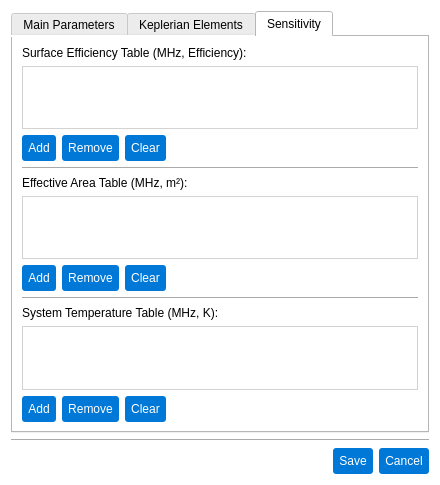
Above: pastrocore/gui_pyside/dialog_editor_space_telescope.ui from Torward1024/pAstroCORE before the change. Below: the same form after it.
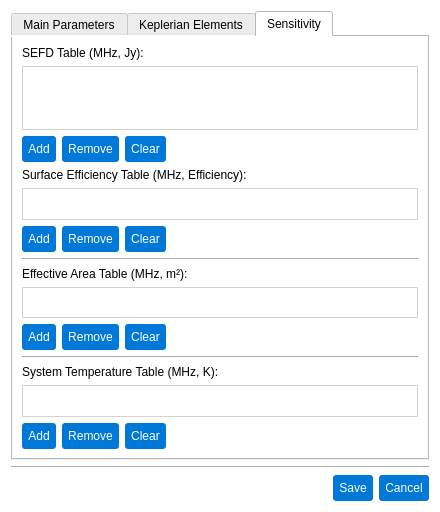
That is the form after the change. The open tabs and pages were chosen to show the change. Icons and pictures are not drawn.

Patch:
```diff
--- a/pastrocore/gui_pyside/dialog_editor_space_telescope.ui
+++ b/pastrocore/gui_pyside/dialog_editor_space_telescope.ui
@@ -10,7 +10,7 @@
     <x>0</x>
     <y>0</y>
     <width>440</width>
-    <height>485</height>
+    <height>512</height>
    </rect>
   </property>
   <property name="sizePolicy">
@@ -22,13 +22,13 @@
   <property name="minimumSize">
    <size>
     <width>440</width>
-    <height>485</height>
+    <height>500</height>
    </size>
   </property>
   <property name="maximumSize">
    <size>
     <width>440</width>
-    <height>485</height>
+    <height>512</height>
    </size>
   </property>
   <property name="windowTitle">
@@ -120,180 +120,6 @@
        <string>Main Parameters</string>
       </attribute>
       <layout class="QGridLayout" name="gridLayout_3">
-       <item row="2" column="0">
-        <widget class="QLabel" name="labelSefdTable">
-         <property name="font">
-          <font>
-           <family>Arial</family>
-           <pointsize>9</pointsize>
-           <bold>false</bold>
-          </font>
-         </property>
-         <property name="text">
-          <string>SEFD Table (MHz, Jy):</string>
-         </property>
-        </widget>
-       </item>
-       <item row="3" column="0">
-        <widget class="QTableView" name="sefdTable">
-         <property name="styleSheet">
-          <string notr="true">/* QTableView and QHeaderView styles for pAstroCORE */
-
-/* Table View */
-QTableView, QTableWidget {
-    background-color: #ffffff;
-    gridline-color: #d3d3d3;
-    color: #333333;
-    font-family: Arial, sans-serif;
-    font-size: 9pt;
-    border: 1px solid #d3d3d3; /* External border for table */
-}
-
-QTableView::item:selected, QTableWidget::item:selected {
-    background-color: #0078d7;
-    color: #ffffff;
-}
-
-QTableView::item:hover, QTableWidget::item:hover {
-    background-color: #1a8cff;
-    color: #ffffff;
-}
-
-/* Header View */
-QHeaderView {
-    background-color: #f9f9f9;
-    border: none; /* No external border to avoid doubling with QTableView */
-    border-bottom: 1px solid #d3d3d3; /* Bottom border to separate from content */
-}
-
-QHeaderView::section {
-    background-color: #f9f9f9;
-    color: #333333;
-    border-bottom: none; /* No bottom border, handled by QHeaderView */
-    border-right: none; /* Avoid doubling with adjacent sections */
-    border-left: none; /* Clean look */
-    border-top: none; /* Clean look */
-    padding: 4px;
-    font-family: Arial, sans-serif;
-    font-size: 9pt;
-}
-
-QHeaderView::section:horizontal {
-    border-right: 1px solid #d3d3d3; /* Separator between columns */
-}
-
-QHeaderView::section:vertical {
-    border-bottom: 1px solid #d3d3d3; /* Separator between rows */
-}
-
-QHeaderView::section:hover {
-    background-color: #1a8cff;
-    color: #ffffff;
-}</string>
-         </property>
-         <property name="editTriggers">
-          <set>QAbstractItemView::EditTrigger::DoubleClicked|QAbstractItemView::EditTrigger::EditKeyPressed</set>
-         </property>
-         <property name="alternatingRowColors">
-          <bool>true</bool>
-         </property>
-         <property name="selectionMode">
-          <enum>QAbstractItemView::SelectionMode::SingleSelection</enum>
-         </property>
-         <property name="selectionBehavior">
-          <enum>QAbstractItemView::SelectionBehavior::SelectRows</enum>
-         </property>
-        </widget>
-       </item>
-       <item row="4" column="0">
-        <layout class="QHBoxLayout" name="sefdButtonLayout">
-         <item>
-          <widget class="QPushButton" name="addSefdButton">
-           <property name="styleSheet">
-            <string notr="true">QPushButton {
-    background-color: #0078d7;
-    color: #ffffff;
-    padding: 6px;
-    border-radius: 3px;
-    border: none;
-}
-QPushButton:hover {
-    background-color: #1a8cff; /* Светлее при наведении */
-}
-QPushButton:pressed {
-    background-color: #005bb5; /* Темнее при нажатии */
-    padding-top: 7px; /* Легкое смещение вниз для эффекта &quot;продавливания&quot; */
-    padding-bottom: 5px;
-}</string>
-           </property>
-           <property name="text">
-            <string>Add</string>
-           </property>
-          </widget>
-         </item>
-         <item>
-          <widget class="QPushButton" name="removeSefdButton">
-           <property name="styleSheet">
-            <string notr="true">QPushButton {
-    background-color: #0078d7;
-    color: #ffffff;
-    padding: 6px;
-    border-radius: 3px;
-    border: none;
-}
-QPushButton:hover {
-    background-color: #1a8cff; /* Светлее при наведении */
-}
-QPushButton:pressed {
-    background-color: #005bb5; /* Темнее при нажатии */
-    padding-top: 7px; /* Легкое смещение вниз для эффекта &quot;продавливания&quot; */
-    padding-bottom: 5px;
-}</string>
-           </property>
-           <property name="text">
-            <string>Remove</string>
-           </property>
-          </widget>
-         </item>
-         <item>
-          <widget class="QPushButton" name="clearSefdButton">
-           <property name="styleSheet">
-            <string notr="true">QPushButton {
-    background-color: #0078d7;
-    color: #ffffff;
-    padding: 6px;
-    border-radius: 3px;
-    border: none;
-}
-QPushButton:hover {
-    background-color: #1a8cff; /* Светлее при наведении */
-}
-QPushButton:pressed {
-    background-color: #005bb5; /* Темнее при нажатии */
-    padding-top: 7px; /* Легкое смещение вниз для эффекта &quot;продавливания&quot; */
-    padding-bottom: 5px;
-}</string>
-           </property>
-           <property name="text">
-            <string>Clear</string>
-           </property>
-          </widget>
-         </item>
-         <item>
-          <spacer name="horizontalSpacerSefd">
-           <property name="orientation">
-            <enum>Qt::Orientation::Horizontal</enum>
-           </property>
-           <property name="sizeHint" stdset="0">
-            <size>
-             <width>40</width>
-             <height>20</height>
-            </size>
-           </property>
-          </spacer>
-         </item>
-        </layout>
-       </item>
        <item row="0" column="0">
         <layout class="QFormLayout" name="formLayout">
          <item row="0" column="0">
@@ -1911,111 +1737,15 @@
       <attribute name="title">
        <string>Sensitivity</string>
       </attribute>
-      <layout class="QGridLayout" name="gridLayout_2">
-       <item row="6" column="0">
-        <layout class="QHBoxLayout" name="effectiveAreaButtonLayout">
-         <item>
-          <widget class="QPushButton" name="addEffectiveAreaButton">
-           <property name="styleSheet">
-            <string notr="true">QPushButton {
-    background-color: #0078d7;
-    color: #ffffff;
-    padding: 6px;
-    border-radius: 3px;
-    border: none;
-}
-QPushButton:hover {
-    background-color: #1a8cff; /* Светлее при наведении */
-}
-QPushButton:pressed {
-    background-color: #005bb5; /* Темнее при нажатии */
-    padding-top: 7px; /* Легкое смещение вниз для эффекта &quot;продавливания&quot; */
-    padding-bottom: 5px;
-}</string>
-           </property>
-           <property name="text">
-            <string>Add</string>
-           </property>
-          </widget>
-         </item>
-         <item>
-          <widget class="QPushButton" name="removeEffectiveAreaButton">
-           <property name="styleSheet">
-            <string notr="true">QPushButton {
-    background-color: #0078d7;
-    color: #ffffff;
-    padding: 6px;
-    border-radius: 3px;
-    border: none;
-}
-QPushButton:hover {
-    background-color: #1a8cff; /* Светлее при наведении */
-}
-QPushButton:pressed {
-    background-color: #005bb5; /* Темнее при нажатии */
-    padding-top: 7px; /* Легкое смещение вниз для эффекта &quot;продавливания&quot; */
-    padding-bottom: 5px;
-}</string>
-           </property>
-           <property name="text">
-            <string>Remove</string>
-           </property>
-          </widget>
-         </item>
-         <item>
-          <widget class="QPushButton" name="clearEffectiveAreaButton">
-           <property name="styleSheet">
-            <string notr="true">QPushButton {
-    background-color: #0078d7;
-    color: #ffffff;
-    padding: 6px;
-    border-radius: 3px;
-    border: none;
-}
-QPushButton:hover {
-    background-color: #1a8cff; /* Светлее при наведении */
-}
-QPushButton:pressed {
-    background-color: #005bb5; /* Темнее при нажатии */
-    padding-top: 7px; /* Легкое смещение вниз для эффекта &quot;продавливания&quot; */
-    padding-bottom: 5px;
-}</string>
-           </property>
-           <property name="text">
-            <string>Clear</string>
-           </property>
-          </widget>
-         </item>
-         <item>
-          <spacer name="horizontalSpacerEffectiveArea">
-           <property name="orientation">
-            <enum>Qt::Orientation::Horizontal</enum>
-           </property>
-           <property name="sizeHint" stdset="0">
-            <size>
-             <width>40</width>
-             <height>20</height>
-            </size>
-           </property>
-          </spacer>
-         </item>
-        </layout>
-       </item>
-       <item row="4" column="0">
-        <widget class="QLabel" name="labelEffectiveAreaTable">
-         <property name="font">
-          <font>
-           <family>Arial</family>
-           <pointsize>9</pointsize>
-           <bold>false</bold>
-          </font>
-         </property>
-         <property name="text">
-          <string>Effective Area Table (MHz, m²):</string>
+      <layout class="QGridLayout" name="gridLayout_6">
+       <item row="11" column="0" colspan="2">
+        <widget class="Line" name="line_4">
+         <property name="orientation">
+          <enum>Qt::Orientation::Horizontal</enum>
          </property>
         </widget>
        </item>
-       <item row="10" column="0">
+       <item row="14" column="0" colspan="2">
         <layout class="QHBoxLayout" name="systemTemperatureButtonLayout">
          <item>
           <widget class="QPushButton" name="addSystemTemperatureButton">
@@ -2104,79 +1834,8 @@
          </item>
         </layout>
        </item>
-       <item row="9" column="0">
-        <widget class="QTableView" name="systemTemperatureTable">
-         <property name="styleSheet">
-          <string notr="true">/* QTableView and QHeaderView styles for pAstroCORE */
-
-/* Table View */
-QTableView, QTableWidget {
-    background-color: #ffffff;
-    gridline-color: #d3d3d3;
-    color: #333333;
-    font-family: Arial, sans-serif;
-    font-size: 9pt;
-    border: 1px solid #d3d3d3; /* External border for table */
-}
-
-QTableView::item:selected, QTableWidget::item:selected {
-    background-color: #0078d7;
-    color: #ffffff;
-}
-
-QTableView::item:hover, QTableWidget::item:hover {
-    background-color: #1a8cff;
-    color: #ffffff;
-}
-
-/* Header View */
-QHeaderView {
-    background-color: #f9f9f9;
-    border: none; /* No external border to avoid doubling with QTableView */
-    border-bottom: 1px solid #d3d3d3; /* Bottom border to separate from content */
-}
-
-QHeaderView::section {
-    background-color: #f9f9f9;
-    color: #333333;
-    border-bottom: none; /* No bottom border, handled by QHeaderView */
-    border-right: none; /* Avoid doubling with adjacent sections */
-    border-left: none; /* Clean look */
-    border-top: none; /* Clean look */
-    padding: 4px;
-    font-family: Arial, sans-serif;
-    font-size: 9pt;
-}
-
-QHeaderView::section:horizontal {
-    border-right: 1px solid #d3d3d3; /* Separator between columns */
-}
-
-QHeaderView::section:vertical {
-    border-bottom: 1px solid #d3d3d3; /* Separator between rows */
-}
-
-QHeaderView::section:hover {
-    background-color: #1a8cff;
-    color: #ffffff;
-}</string>
-         </property>
-         <property name="editTriggers">
-          <set>QAbstractItemView::EditTrigger::DoubleClicked|QAbstractItemView::EditTrigger::EditKeyPressed</set>
-         </property>
-         <property name="alternatingRowColors">
-          <bool>true</bool>
-         </property>
-         <property name="selectionMode">
-          <enum>QAbstractItemView::SelectionMode::SingleSelection</enum>
-         </property>
-         <property name="selectionBehavior">
-          <enum>QAbstractItemView::SelectionBehavior::SelectRows</enum>
-         </property>
-        </widget>
-       </item>
-       <item row="0" column="0">
-        <widget class="QLabel" name="labelSurfaceEfficiencyTable">
+       <item row="0" column="0" colspan="2">
+        <widget class="QLabel" name="labelSefdTable">
          <property name="font">
           <font>
            <family>Arial</family>
@@ -2185,11 +1844,11 @@
           </font>
          </property>
          <property name="text">
-          <string>Surface Efficiency Table (MHz, Efficiency):</string>
+          <string>SEFD Table (MHz, Jy):</string>
          </property>
         </widget>
        </item>
-       <item row="5" column="0">
+       <item row="9" column="0" colspan="2">
         <widget class="QTableView" name="effectiveAreaTable">
          <property name="styleSheet">
           <string notr="true">/* QTableView and QHeaderView styles for pAstroCORE */
@@ -2260,7 +1919,7 @@
          </property>
         </widget>
        </item>
-       <item row="2" column="0">
+       <item row="6" column="0" colspan="2">
         <layout class="QHBoxLayout" name="surfaceEfficiencyButtonLayout">
          <item>
           <widget class="QPushButton" name="addSurfaceEfficiencyButton">
@@ -2349,14 +2008,78 @@
          </item>
         </layout>
        </item>
-       <item row="3" column="0">
-        <widget class="Line" name="line_3">
-         <property name="orientation">
-          <enum>Qt::Orientation::Horizontal</enum>
+       <item row="1" column="0" rowspan="2" colspan="2">
+        <widget class="QTableView" name="sefdTable">
+         <property name="styleSheet">
+          <string notr="true">/* QTableView and QHeaderView styles for pAstroCORE */
+
+/* Table View */
+QTableView, QTableWidget {
+    background-color: #ffffff;
+    gridline-color: #d3d3d3;
+    color: #333333;
+    font-family: Arial, sans-serif;
+    font-size: 9pt;
+    border: 1px solid #d3d3d3; /* External border for table */
+}
+
+QTableView::item:selected, QTableWidget::item:selected {
+    background-color: #0078d7;
+    color: #ffffff;
+}
+
+QTableView::item:hover, QTableWidget::item:hover {
+    background-color: #1a8cff;
+    color: #ffffff;
+}
+
+/* Header View */
+QHeaderView {
+    background-color: #f9f9f9;
+    border: none; /* No external border to avoid doubling with QTableView */
+    border-bottom: 1px solid #d3d3d3; /* Bottom border to separate from content */
+}
+
+QHeaderView::section {
+    background-color: #f9f9f9;
+    color: #333333;
+    border-bottom: none; /* No bottom border, handled by QHeaderView */
+    border-right: none; /* Avoid doubling with adjacent sections */
+    border-left: none; /* Clean look */
+    border-top: none; /* Clean look */
+    padding: 4px;
+    font-family: Arial, sans-serif;
+    font-size: 9pt;
+}
+
+QHeaderView::section:horizontal {
+    border-right: 1px solid #d3d3d3; /* Separator between columns */
+}
+
+QHeaderView::section:vertical {
+    border-bottom: 1px solid #d3d3d3; /* Separator between rows */
+}
+
+QHeaderView::section:hover {
+    background-color: #1a8cff;
+    color: #ffffff;
+}</string>
+         </property>
+         <property name="editTriggers">
+          <set>QAbstractItemView::EditTrigger::DoubleClicked|QAbstractItemView::EditTrigger::EditKeyPressed</set>
+         </property>
+         <property name="alternatingRowColors">
+          <bool>true</bool>
+         </property>
+         <property name="selectionMode">
+          <enum>QAbstractItemView::SelectionMode::SingleSelection</enum>
+         </property>
+         <property name="selectionBehavior">
+          <enum>QAbstractItemView::SelectionBehavior::SelectRows</enum>
          </property>
         </widget>
        </item>
-       <item row="1" column="0">
+       <item row="5" column="0" colspan="2">
         <widget class="QTableView" name="surfaceEfficiencyTable">
          <property name="styleSheet">
           <string notr="true">/* QTableView and QHeaderView styles for pAstroCORE */
@@ -2427,7 +2150,202 @@
          </property>
         </widget>
        </item>
-       <item row="8" column="0">
+       <item row="7" column="0" colspan="2">
+        <widget class="Line" name="line_3">
+         <property name="orientation">
+          <enum>Qt::Orientation::Horizontal</enum>
+         </property>
+        </widget>
+       </item>
+       <item row="4" column="0" colspan="2">
+        <widget class="QLabel" name="labelSurfaceEfficiencyTable">
+         <property name="font">
+          <font>
+           <family>Arial</family>
+           <pointsize>9</pointsize>
+           <bold>false</bold>
+          </font>
+         </property>
+         <property name="text">
+          <string>Surface Efficiency Table (MHz, Efficiency):</string>
+         </property>
+        </widget>
+       </item>
+       <item row="13" column="0" colspan="2">
+        <widget class="QTableView" name="systemTemperatureTable">
+         <property name="styleSheet">
+          <string notr="true">/* QTableView and QHeaderView styles for pAstroCORE */
+
+/* Table View */
+QTableView, QTableWidget {
+    background-color: #ffffff;
+    gridline-color: #d3d3d3;
+    color: #333333;
+    font-family: Arial, sans-serif;
+    font-size: 9pt;
+    border: 1px solid #d3d3d3; /* External border for table */
+}
+
+QTableView::item:selected, QTableWidget::item:selected {
+    background-color: #0078d7;
+    color: #ffffff;
+}
+
+QTableView::item:hover, QTableWidget::item:hover {
+    background-color: #1a8cff;
+    color: #ffffff;
+}
+
+/* Header View */
+QHeaderView {
+    background-color: #f9f9f9;
+    border: none; /* No external border to avoid doubling with QTableView */
+    border-bottom: 1px solid #d3d3d3; /* Bottom border to separate from content */
+}
+
+QHeaderView::section {
+    background-color: #f9f9f9;
+    color: #333333;
+    border-bottom: none; /* No bottom border, handled by QHeaderView */
+    border-right: none; /* Avoid doubling with adjacent sections */
+    border-left: none; /* Clean look */
+    border-top: none; /* Clean look */
+    padding: 4px;
+    font-family: Arial, sans-serif;
+    font-size: 9pt;
+}
+
+QHeaderView::section:horizontal {
+    border-right: 1px solid #d3d3d3; /* Separator between columns */
+}
+
+QHeaderView::section:vertical {
+    border-bottom: 1px solid #d3d3d3; /* Separator between rows */
+}
+
+QHeaderView::section:hover {
+    background-color: #1a8cff;
+    color: #ffffff;
+}</string>
+         </property>
+         <property name="editTriggers">
+          <set>QAbstractItemView::EditTrigger::DoubleClicked|QAbstractItemView::EditTrigger::EditKeyPressed</set>
+         </property>
+         <property name="alternatingRowColors">
+          <bool>true</bool>
+         </property>
+         <property name="selectionMode">
+          <enum>QAbstractItemView::SelectionMode::SingleSelection</enum>
+         </property>
+         <property name="selectionBehavior">
+          <enum>QAbstractItemView::SelectionBehavior::SelectRows</enum>
+         </property>
+        </widget>
+       </item>
+       <item row="10" column="0" colspan="2">
+        <layout class="QHBoxLayout" name="effectiveAreaButtonLayout">
+         <item>
+          <widget class="QPushButton" name="addEffectiveAreaButton">
+           <property name="styleSheet">
+            <string notr="true">QPushButton {
+    background-color: #0078d7;
+    color: #ffffff;
+    padding: 6px;
+    border-radius: 3px;
+    border: none;
+}
+QPushButton:hover {
+    background-color: #1a8cff; /* Светлее при наведении */
+}
+QPushButton:pressed {
+    background-color: #005bb5; /* Темнее при нажатии */
+    padding-top: 7px; /* Легкое смещение вниз для эффекта &quot;продавливания&quot; */
+    padding-bottom: 5px;
+}</string>
+           </property>
+           <property name="text">
+            <string>Add</string>
+           </property>
+          </widget>
+         </item>
+         <item>
+          <widget class="QPushButton" name="removeEffectiveAreaButton">
+           <property name="styleSheet">
+            <string notr="true">QPushButton {
+    background-color: #0078d7;
+    color: #ffffff;
+    padding: 6px;
+    border-radius: 3px;
+    border: none;
+}
+QPushButton:hover {
+    background-color: #1a8cff; /* Светлее при наведении */
+}
+QPushButton:pressed {
+    background-color: #005bb5; /* Темнее при нажатии */
+    padding-top: 7px; /* Легкое смещение вниз для эффекта &quot;продавливания&quot; */
+    padding-bottom: 5px;
+}</string>
+           </property>
+           <property name="text">
+            <string>Remove</string>
+           </property>
+          </widget>
+         </item>
+         <item>
+          <widget class="QPushButton" name="clearEffectiveAreaButton">
+           <property name="styleSheet">
+            <string notr="true">QPushButton {
+    background-color: #0078d7;
+    color: #ffffff;
+    padding: 6px;
+    border-radius: 3px;
+    border: none;
+}
+QPushButton:hover {
+    background-color: #1a8cff; /* Светлее при наведении */
+}
+QPushButton:pressed {
+    background-color: #005bb5; /* Темнее при нажатии */
+    padding-top: 7px; /* Легкое смещение вниз для эффекта &quot;продавливания&quot; */
+    padding-bottom: 5px;
+}</string>
+           </property>
+           <property name="text">
+            <string>Clear</string>
+           </property>
+          </widget>
+         </item>
+         <item>
+          <spacer name="horizontalSpacerEffectiveArea">
+           <property name="orientation">
+            <enum>Qt::Orientation::Horizontal</enum>
+           </property>
+           <property name="sizeHint" stdset="0">
+            <size>
+             <width>40</width>
+             <height>20</height>
+            </size>
+           </property>
+          </spacer>
+         </item>
+        </layout>
+       </item>
+       <item row="8" column="0" colspan="2">
+        <widget class="QLabel" name="labelEffectiveAreaTable">
+         <property name="font">
+          <font>
+           <family>Arial</family>
+           <pointsize>9</pointsize>
+           <bold>false</bold>
+          </font>
+         </property>
+         <property name="text">
+          <string>Effective Area Table (MHz, m²):</string>
+         </property>
+        </widget>
+       </item>
+       <item row="12" column="0" colspan="2">
         <widget class="QLabel" name="labelSystemTemperatureTable">
          <property name="font">
           <font>
@@ -2441,12 +2359,94 @@
          </property>
         </widget>
        </item>
-       <item row="7" column="0">
-        <widget class="Line" name="line_4">
-         <property name="orientation">
-          <enum>Qt::Orientation::Horizontal</enum>
-         </property>
-        </widget>
+       <item row="3" column="0">
+        <layout class="QGridLayout" name="gridLayout_2">
+         <item row="0" column="0">
+          <widget class="QPushButton" name="addSefdButton">
+           <property name="styleSheet">
+            <string notr="true">QPushButton {
+    background-color: #0078d7;
+    color: #ffffff;
+    padding: 6px;
+    border-radius: 3px;
+    border: none;
+}
+QPushButton:hover {
+    background-color: #1a8cff; /* Светлее при наведении */
+}
+QPushButton:pressed {
+    background-color: #005bb5; /* Темнее при нажатии */
+    padding-top: 7px; /* Легкое смещение вниз для эффекта &quot;продавливания&quot; */
+    padding-bottom: 5px;
+}</string>
+           </property>
+           <property name="text">
+            <string>Add</string>
+           </property>
+          </widget>
+         </item>
+         <item row="0" column="1">
+          <widget class="QPushButton" name="removeSefdButton">
+           <property name="styleSheet">
+            <string notr="true">QPushButton {
+    background-color: #0078d7;
+    color: #ffffff;
+    padding: 6px;
+    border-radius: 3px;
+    border: none;
+}
+QPushButton:hover {
+    background-color: #1a8cff; /* Светлее при наведении */
+}
+QPushButton:pressed {
+    background-color: #005bb5; /* Темнее при нажатии */
+    padding-top: 7px; /* Легкое смещение вниз для эффекта &quot;продавливания&quot; */
+    padding-bottom: 5px;
+}</string>
+           </property>
+           <property name="text">
+            <string>Remove</string>
+           </property>
+          </widget>
+         </item>
+         <item row="0" column="2">
+          <widget class="QPushButton" name="clearSefdButton">
+           <property name="styleSheet">
+            <string notr="true">QPushButton {
+    background-color: #0078d7;
+    color: #ffffff;
+    padding: 6px;
+    border-radius: 3px;
+    border: none;
+}
+QPushButton:hover {
+    background-color: #1a8cff; /* Светлее при наведении */
+}
+QPushButton:pressed {
+    background-color: #005bb5; /* Темнее при нажатии */
+    padding-top: 7px; /* Легкое смещение вниз для эффекта &quot;продавливания&quot; */
+    padding-bottom: 5px;
+}</string>
+           </property>
+           <property name="text">
+            <string>Clear</string>
+           </property>
+          </widget>
+         </item>
+         <item row="0" column="3">
+          <spacer name="horizontalSpacerSefd">
+           <property name="orientation">
+            <enum>Qt::Orientation::Horizontal</enum>
+           </property>
+           <property name="sizeHint" stdset="0">
+            <size>
+             <width>40</width>
+             <height>20</height>
+            </size>
+           </property>
+          </spacer>
+         </item>
+        </layout>
        </item>
       </layout>
      </widget>
```
Left out of the diff: 7 changed lines with no effect on the pictures.
